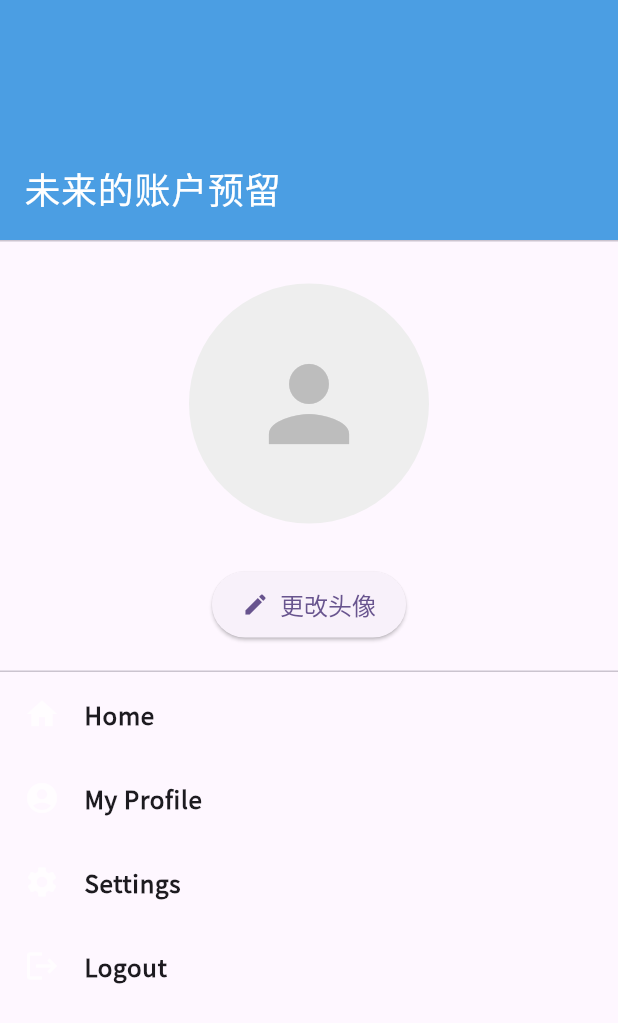
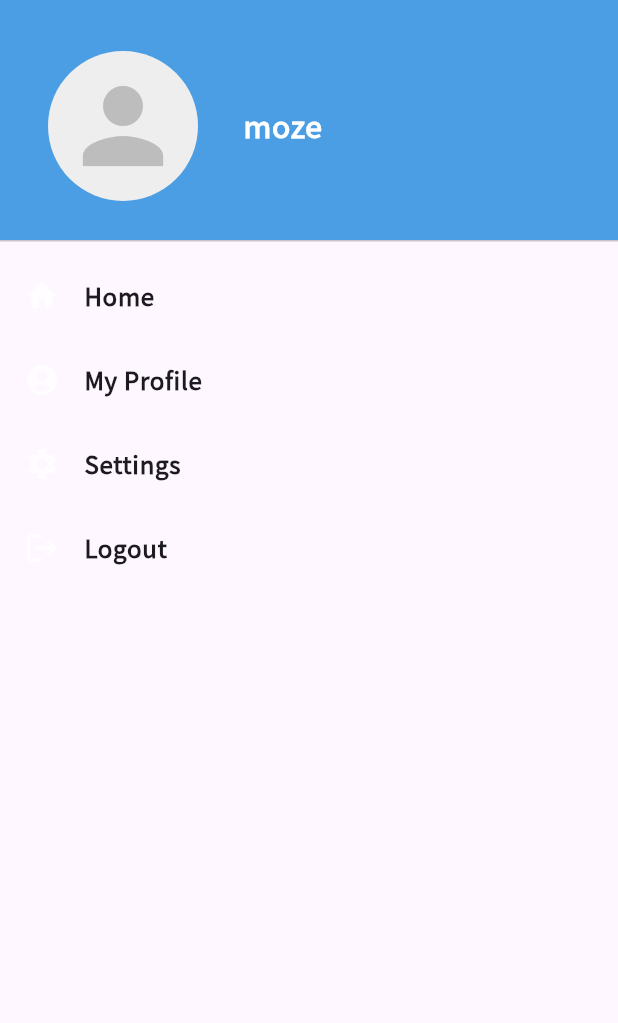
Before and after one commit to moze-max/flomosupport, a Flutter app: the UserAccountPage widget shown alone on an empty page, opened directly, on a phone screen of 412 x 824 dp. Shown: the top 1023 px of the screen. Run offline on Flutter 3.47's test engine with Material 3 defaults, Android fonts, the phone set to English and light mode, and no system bars; our stand-ins replace flutter_local_notifications, flutter_secure_storage, flutter_timezone, image_cropper, image_picker, timezone; accounts and stored records are empty.

Commit message:
添加了头像功能

```diff
--- a/lib/components/getAvataImage.dart
+++ b/lib/components/getAvataImage.dart
@@ -6,7 +6,10 @@ import 'package:path_provider/path_provider.dart';
 import 'package:path/path.dart' as path;
 
 class UserAvatarManager extends StatefulWidget {
-  const UserAvatarManager({super.key});
+  final double radius;
+  final bool enableActions;
+  const UserAvatarManager(
+      {super.key, this.radius = 40, this.enableActions = true});
 
   @override
   State<UserAvatarManager> createState() => _UserAvatarManagerState();
@@ -32,13 +35,18 @@ class _UserAvatarManagerState extends State<UserAvatarManager> {
 
   Future<void> _cropImage(File imageFile) async {
     if (Theme.of(context).platform == TargetPlatform.windows) {
+      print(
+          'Image cropping is not supported on Windows. Skipping cropping and returning to previous page.');
       setState(() {
         _pickedImage = imageFile; // 直接使用原始图片，不裁剪
       });
+      await _saveAvatarLocally(imageFile); // 即使未裁剪也保存
+      if (Navigator.of(context).canPop()) {
+        Navigator.of(context).pop();
+      }
       ScaffoldMessenger.of(context).showSnackBar(
         const SnackBar(content: Text('Windows 平台暂不支持图片裁剪，已使用原图。')),
       );
-      _saveAvatarLocally(imageFile); // 即使未裁剪也保存
       return; // 提前返回
     }
 
@@ -47,15 +55,14 @@ class _UserAvatarManagerState extends State<UserAvatarManager> {
       uiSettings: [
         AndroidUiSettings(
           toolbarTitle: '裁剪头像',
-          toolbarColor: Theme.of(context).primaryColor, // 使用应用主题色
+          toolbarColor: Theme.of(context).primaryColor,
           toolbarWidgetColor: Colors.white,
           initAspectRatio: CropAspectRatioPreset.square,
           lockAspectRatio: true,
           aspectRatioPresets: [
-            // 再次强调：这里才是 Android 的 aspectRatioPresets
             CropAspectRatioPreset.square,
           ],
-          hideBottomControls: false, // 显示底部控制条
+          hideBottomControls: false,
         ),
         IOSUiSettings(
           title: '裁剪头像',
@@ -73,14 +80,15 @@ class _UserAvatarManagerState extends State<UserAvatarManager> {
       setState(() {
         _pickedImage = File(croppedFile.path); // 更新为裁剪后的图片
       });
-      _saveAvatarLocally(_pickedImage!); // 保存头像
+      await _saveAvatarLocally(_pickedImage!); // 保存头像
     }
   }
 
   Future<void> _saveAvatarLocally(File imageFile) async {
     try {
       final appDir = await getApplicationDocumentsDirectory();
-      final avatarsDir = Directory(path.join(appDir.path, 'avatars'));
+      final avatarsDir =
+          Directory(path.join(appDir.path, 'flomosupport', 'avatars'));
       if (!await avatarsDir.exists()) {
         await avatarsDir.create(recursive: true);
       }
@@ -103,7 +111,8 @@ class _UserAvatarManagerState extends State<UserAvatarManager> {
   Future<void> _loadSavedAvatar() async {
     try {
       final appDir = await getApplicationDocumentsDirectory();
-      final avatarsDir = Directory(path.join(appDir.path, 'avatars'));
+      final avatarsDir =
+          Directory(path.join(appDir.path, 'flomosupport', 'avatars'));
       final String fileName = 'user_avatar.png';
       final String filePath = path.join(avatarsDir.path, fileName);
       final File savedFile = File(filePath);
@@ -119,7 +128,11 @@ class _UserAvatarManagerState extends State<UserAvatarManager> {
     }
   }
 
-  void _showImageSourceActionSheet(BuildContext context) {
+  // 修改：显示操作弹窗，包含查看大图、拍照、从相册选择
+  void _showAvatarActionSheet(BuildContext context) {
+    if (!widget.enableActions) {
+      return;
+    }
     showModalBottomSheet(
       context: context,
       builder: (BuildContext context) {
@@ -127,26 +140,68 @@ class _UserAvatarManagerState extends State<UserAvatarManager> {
           child: Column(
             mainAxisSize: MainAxisSize.min,
             children: <Widget>[
+              // 1. 查看大图
+              if (_pickedImage != null) // 只有当有头像时才显示查看大图
+                ListTile(
+                  leading: const Icon(Icons.zoom_in),
+                  title: const Text('查看大图'),
+                  onTap: () {
+                    Navigator.of(context).pop(); // 关闭底部弹窗
+                    _viewLargeImage(context, _pickedImage!); // 跳转到查看大图页面
+                  },
+                ),
+              // 2. 拍照
               ListTile(
                 leading: const Icon(Icons.camera_alt),
                 title: const Text('拍照'),
                 onTap: () {
-                  Navigator.of(context).pop();
+                  Navigator.of(context).pop(); // 关闭底部弹窗
                   _pickImage(ImageSource.camera);
                 },
               ),
+              // 3. 从相册选择
               ListTile(
                 leading: const Icon(Icons.photo_library),
                 title: const Text('从相册选择'),
                 onTap: () {
-                  Navigator.of(context).pop();
+                  Navigator.of(context).pop(); // 关闭底部弹窗
                   _pickImage(ImageSource.gallery);
                 },
               ),
+              // 4. 取消按钮 (可选，用户也可以直接点击外部关闭)
+              // ListTile(
+              //   title: const Text('取消', textAlign: TextAlign.center),
+              //   onTap: () => Navigator.of(context).pop(),
+              // ),
             ],
           ),
         );
       },
+    );
+  }
+
+  // 新增：查看大图的函数
+  void _viewLargeImage(BuildContext context, File imageFile) {
+    Navigator.of(context).push(
+      MaterialPageRoute(
+        builder: (context) => Scaffold(
+          backgroundColor: Colors.black, // 全屏查看通常背景为黑色
+          appBar: AppBar(
+            backgroundColor: Colors.black,
+            iconTheme: const IconThemeData(color: Colors.white), // 返回按钮为白色
+            title: const Text('头像大图', style: TextStyle(color: Colors.white)),
+          ),
+          body: Center(
+            child: InteractiveViewer(
+              // 允许缩放和平移
+              panEnabled: true, // 允许平移
+              minScale: 0.5,
+              maxScale: 4,
+              child: Image.file(imageFile),
+            ),
+          ),
+        ),
+      ),
     );
   }
 
@@ -156,8 +211,11 @@ class _UserAvatarManagerState extends State<UserAvatarManager> {
       child: Column(
         mainAxisAlignment: MainAxisAlignment.center,
         children: [
-          CircleAvatar(
-            radius: 80, // 可以调整头像大小
+          // 将 CircleAvatar 包裹在 GestureDetector 中使其可点击
+          GestureDetector(
+            onTap: () => _showAvatarActionSheet(context), // 点击时显示操作弹窗
+            child: CircleAvatar(
+              radius: widget.radius, // 可以调整头像大小
               backgroundColor: Colors.grey[200],
               backgroundImage:
                   _pickedImage != null ? FileImage(_pickedImage!) : null,
@@ -169,15 +227,6 @@ class _UserAvatarManagerState extends State<UserAvatarManager> {
                     )
                   : null,
             ),
-          const SizedBox(height: 30),
-          ElevatedButton.icon(
-            onPressed: () => _showImageSourceActionSheet(context),
-            icon: const Icon(Icons.edit),
-            label: const Text('更改头像'),
-            style: ElevatedButton.styleFrom(
-              padding: const EdgeInsets.symmetric(horizontal: 20, vertical: 10),
-              textStyle: const TextStyle(fontSize: 16),
-            ),
           ),
         ],
       ),
--- a/lib/main.dart
+++ b/lib/main.dart
@@ -29,9 +29,7 @@ class MyApp extends StatelessWidget {
         '/about': (context) => About(),
         '/notification': (context) => ntfic.Notification(),
       },
-      // title: 'Flomo Support',
       title: AppLocalizations.of(context)?.appTitle,
-
       localizationsDelegates: AppLocalizations.localizationsDelegates,
       supportedLocales: AppLocalizations.supportedLocales,
       theme: ThemeData(
--- a/lib/pages/user_account_page.dart
+++ b/lib/pages/user_account_page.dart
@@ -1,6 +1,5 @@
 import 'package:flomosupport/components/getAvataImage.dart';
 import 'package:flutter/material.dart';
-import 'package:path/path.dart';
 
 class UserAccountPage extends StatefulWidget {
   const UserAccountPage({super.key});
@@ -17,34 +16,35 @@ class _UserAccountPageState extends State<UserAccountPage> {
       // tileColor: const Color.fromARGB(255, 108, 187, 240).withAlpha(255),
       selectedTileColor: Colors.blueAccent.withAlpha(128),
       child: ListView(
-        padding: EdgeInsets.zero,
         children: <Widget>[
-          Padding(padding: EdgeInsets.zero),
           const DrawerHeader(
-            padding: EdgeInsets.zero,
             decoration: BoxDecoration(
               color: Color.fromARGB(255, 75, 158, 227),
             ),
-            child: Align(
-              // 使用 Align 来控制子组件的位置
-              alignment: Alignment.bottomLeft, // 将文本对齐到底部左侧
-              child: Padding(
-                padding: EdgeInsets.all(16.0), // 为文本添加你想要的内边距
-                child: Text(
-                  '未来的账户预留', // 你的标题
-                  style: TextStyle(
-                    color: Colors.white,
-                    fontSize: 24,
+            child: Padding(
+              padding: EdgeInsets.all(16.0), // 为 DrawerHeader 内容添加内边距
+              child: Row(
+                crossAxisAlignment: CrossAxisAlignment.center, // 垂直居中对齐
+                children: [
+                  UserAvatarManager(
+                    radius: 50,
                   ),
-                ),
+                  SizedBox(width: 30),
+                  Expanded(
+                    child: Text(
+                      'moze',
+                      style: TextStyle(
+                        color: Colors.white,
+                        fontSize: 20,
+                        fontWeight: FontWeight.bold,
+                      ),
+                      overflow: TextOverflow.ellipsis, // 昵称过长时显示省略号
+                    ),
+                  ),
+                ],
               ),
             ),
           ),
-          const Padding(
-            padding: EdgeInsets.symmetric(vertical: 20.0), // 添加一些垂直间距
-            child: UserAvatarManager(),
-          ),
-          const Divider(height: 1),
           ListTile(
             leading: Icon(Icons.home, color: Colors.white70),
             title: Text(
```
Lines whose indentation alone changed are shown as unchanged.
